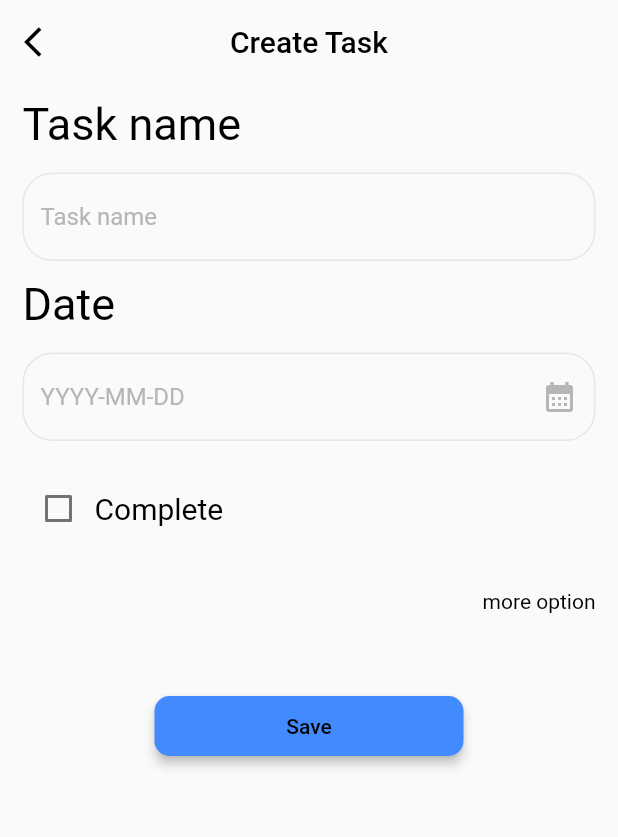
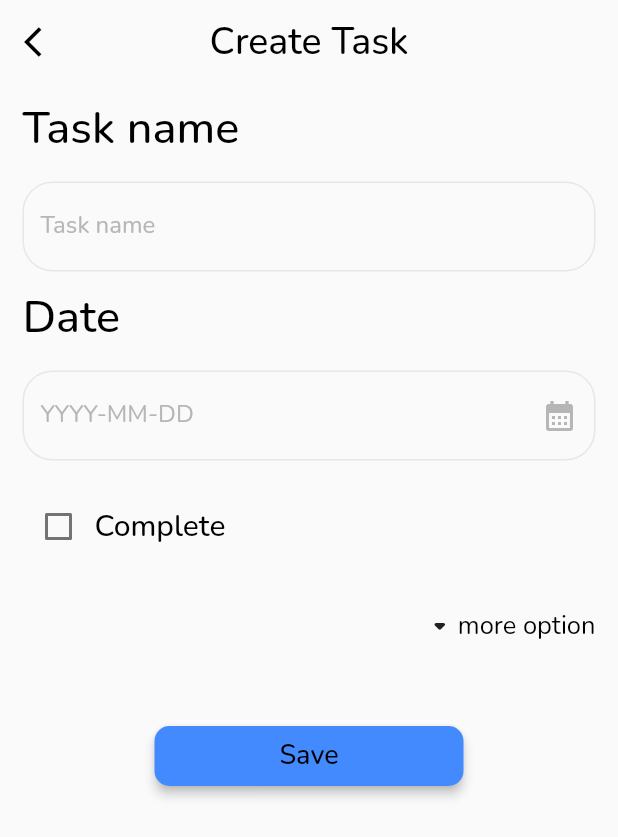
Before and after one commit to CesarOvilla/task_manager, a Flutter app: the FormTaskPage screen opened by its route, on a phone screen of 412 x 824 dp. Shown: the top 837 px of the screen. Run offline on Flutter 3.47's test engine with Material 2 defaults, Android fonts, the phone set to English and light mode, and no system bars; our stand-ins replace animate_do, get, google_fonts, shared_preferences; accounts and stored records are empty; network calls fail.

Commit message:
font changes

```diff
--- a/lib/pages/form_task/body_form.dart
+++ b/lib/pages/form_task/body_form.dart
@@ -68,12 +68,23 @@ class BodyForm extends StatelessWidget {
             () => Container(
               padding: const EdgeInsets.symmetric(horizontal: 15, vertical: 15),
               alignment: Alignment.centerRight,
-              child: LinkText(
-                  text:
-                      provider.moreOption.value ? 'less option' : 'more option',
-                  onTap: () {
-                    provider.changeOption(!provider.moreOption.value);
-                  }),
+              child: Row(
+                mainAxisSize: MainAxisSize.min,
+                children: [
+                  Icon(provider.moreOption.value
+                      ? Icons.arrow_drop_up_rounded
+                      : Icons.arrow_drop_down_rounded),
+                  LinkText(
+                    text: provider.moreOption.value
+                        ? 'less option'
+                        : 'more option',
+                    onTap: () {
+                      provider.changeOption(!provider.moreOption.value);
+                    },
+                    textSize: 17,
+                  ),
+                ],
+              ),
             ),
           )
         ],
--- a/lib/widgets/appbar_custom.dart
+++ b/lib/widgets/appbar_custom.dart
@@ -18,6 +18,7 @@ class AppBarCustom extends StatelessWidget implements PreferredSizeWidget {
     return AppBar(
       title: TextCustom(
         title,
+        fontSize: 25,
       ),
       elevation: 0,
       centerTitle: true,
--- a/lib/widgets/elevatedbutton_custom.dart
+++ b/lib/widgets/elevatedbutton_custom.dart
@@ -35,7 +35,7 @@ class ElevatedButtonCustom extends StatelessWidget {
           backgroundColor: primaryColor,
         ),
         onPressed: function,
-        child: TextCustom(text),
+        child: TextCustom(text, fontSize: 18),
       ),
     );
   }
--- a/lib/widgets/link_text.dart
+++ b/lib/widgets/link_text.dart
@@ -1,5 +1,6 @@
 import 'package:flutter/gestures.dart';
 import 'package:flutter/material.dart';
+import 'package:google_fonts/google_fonts.dart';
 import 'package:task_manager/utils/color_app.dart';
 
 class LinkText extends StatelessWidget {
@@ -19,7 +20,7 @@ class LinkText extends StatelessWidget {
   Widget build(BuildContext context) {
     return RichText(
       text: TextSpan(
-        style: TextStyle(
+        style: GoogleFonts.nunito(
           color: colorText ?? ColorApp.linktext,
           fontSize: textSize,
         ),
--- a/lib/widgets/text_custom.dart
+++ b/lib/widgets/text_custom.dart
@@ -1,4 +1,5 @@
 import 'package:flutter/material.dart';
+import 'package:google_fonts/google_fonts.dart';
 import 'package:task_manager/utils/color_app.dart';
 
 class TextCustom extends StatelessWidget {
@@ -19,9 +20,9 @@ class TextCustom extends StatelessWidget {
   Widget build(BuildContext context) {
     return Text(
       text,
-      style: TextStyle(
-        color: colorFont??ColorApp.black,
-        fontWeight: fontWeight,
+      style: GoogleFonts.nunito(
+        color: colorFont ?? ColorApp.black,
+        fontWeight: fontWeight ?? FontWeight.w500,
         fontSize: fontSize,
       ),
     );
--- a/lib/widgets/textfield_custom.dart
+++ b/lib/widgets/textfield_custom.dart
@@ -1,5 +1,6 @@
 import 'package:flutter/material.dart';
 import 'package:get/get.dart';
+import 'package:google_fonts/google_fonts.dart';
 import 'package:task_manager/utils/color_app.dart';
 import 'package:task_manager/widgets/text_custom.dart';
 
@@ -32,7 +33,7 @@ class TextFieldCustom extends StatelessWidget {
   Widget build(BuildContext context) {
     var styleBorder = OutlineInputBorder(
       borderRadius: BorderRadius.circular(20),
-      borderSide:  BorderSide(color: ColorApp.borderTextfield),
+      borderSide: BorderSide(color: ColorApp.borderTextfield),
     );
 
     return Padding(
@@ -65,10 +66,11 @@ class TextFieldCustom extends StatelessWidget {
                       )
                     : null,
                 hintText: hintText, // pass the hint text parameter here
-                hintStyle:
-                    hintStyle ??  TextStyle(color: ColorApp.hinttextTextfield),
+                hintStyle: hintStyle ??
+                    GoogleFonts.nunito(
+                        color: ColorApp.hinttextTextfield, fontSize: 16),
                 errorBorder: styleBorder.copyWith(
-                  borderSide:  BorderSide(
+                  borderSide: BorderSide(
                     color: ColorApp.errorTextfield,
                   ),
                 ),
--- a/lib/widgets/textfield_datepicker_custom.dart
+++ b/lib/widgets/textfield_datepicker_custom.dart
@@ -1,6 +1,7 @@
 // import 'package:calendar_date_picker2/calendar_date_picker2.dart';
 import 'package:flutter/material.dart';
 import 'package:get/get.dart';
+import 'package:google_fonts/google_fonts.dart';
 import 'package:intl/intl.dart';
 import 'package:task_manager/utils/color_app.dart';
 import 'package:task_manager/widgets/text_custom.dart';
@@ -28,7 +29,7 @@ class TextFieldDatePickerCustom extends StatelessWidget {
   Widget build(BuildContext context) {
     var styleBorder = OutlineInputBorder(
       borderRadius: BorderRadius.circular(20),
-      borderSide:  BorderSide(color: ColorApp.borderTextfield),
+      borderSide: BorderSide(color: ColorApp.borderTextfield),
     );
 
     return Padding(
@@ -54,14 +55,15 @@ class TextFieldDatePickerCustom extends StatelessWidget {
                 focusedBorder: styleBorder,
                 border: const OutlineInputBorder(),
 
-                suffixIcon:  Icon(
+                suffixIcon: Icon(
                   Icons.calendar_month,
                   color: ColorApp.iconTextfield,
                   size: 24,
                 ),
                 hintText: hintText, // pass the hint text parameter here
-                hintStyle:
-                    hintStyle ??  TextStyle(color: ColorApp.hinttextTextfield),
+                hintStyle: hintStyle ??
+                    GoogleFonts.nunito(
+                        color: ColorApp.hinttextTextfield, fontSize: 16),
                 floatingLabelBehavior: FloatingLabelBehavior.always,
               ),
               onTap: () => _selectDate(context),
--- a/pubspec.yaml
+++ b/pubspec.yaml
@@ -34,6 +34,7 @@ dependencies:
   flutter:
     sdk: flutter
   get: ^4.6.5
+  google_fonts: ^3.0.1
   intl: ^0.18.0
   shared_preferences: ^2.0.15
 
```
Also changed, not shown: pubspec.lock.
